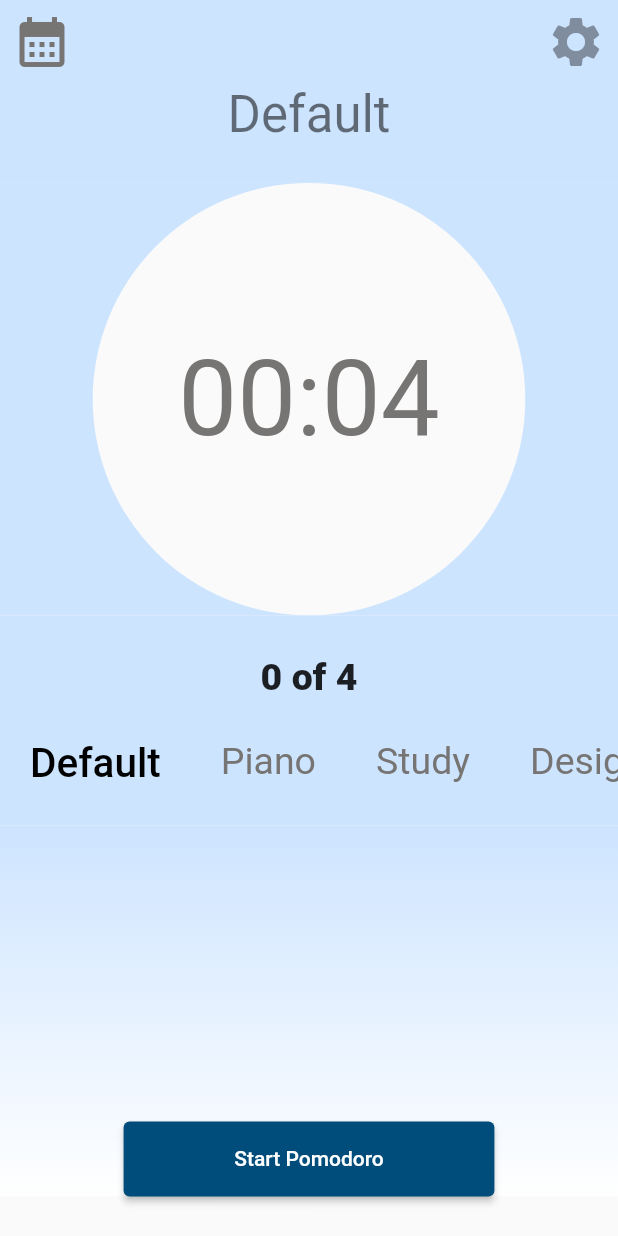
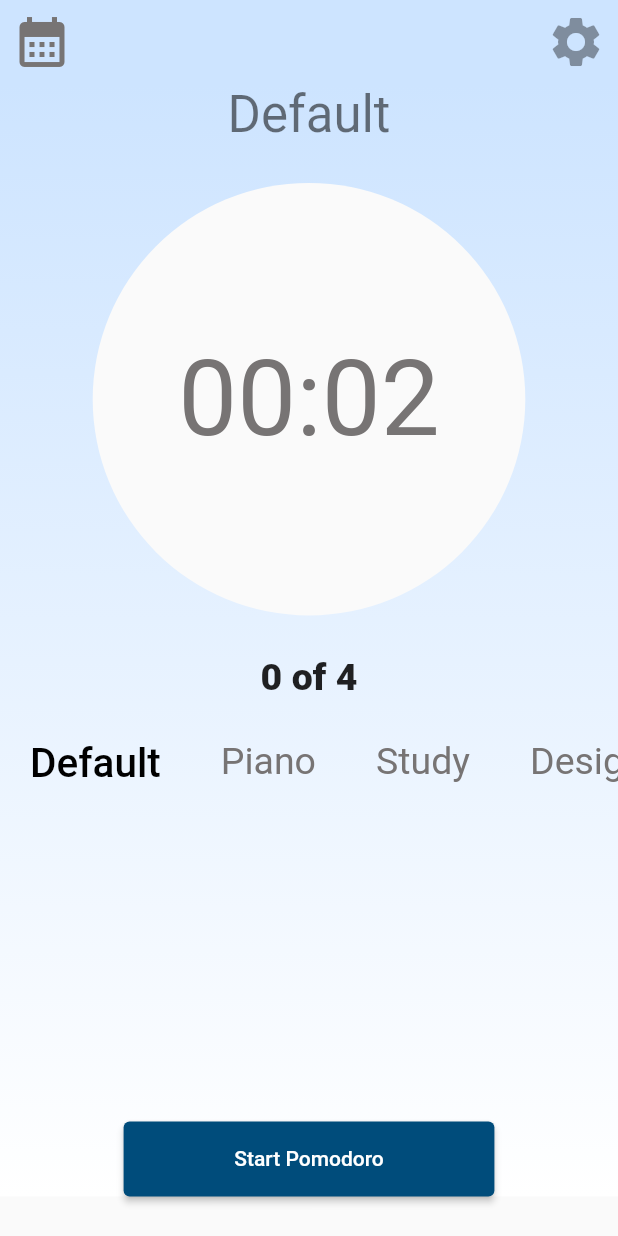
Before and after one commit to vin-murithi/zeit-prototype, a Flutter app: the screen it shows after launch, on a phone screen of 412 x 824 dp. Run offline on Flutter 3.47's test engine with Material 2 defaults, Android fonts, the light colour scheme and no system bars.

Commit message:
01-08-2022

```diff
--- a/lib/components/body.dart
+++ b/lib/components/body.dart
@@ -1,6 +1,7 @@
 import 'package:flutter/material.dart';
+import 'dart:async';
 import 'package:zeit/constants.dart';
-import 'dart:async';
+import 'package:zeit/controllers/database.dart';
 
 class Body extends StatefulWidget {
   const Body({Key? key}) : super(key: key);
@@ -10,10 +11,10 @@ class Body extends StatefulWidget {
 }
 
 class _BodyState extends State<Body> {
-  int shortBreak = 2;
-  int longbreak = 3;
-  int session = 4;
-  int time = 4;
+  int shortBreak = 1;
+  int longbreak = 2;
+  int session = 2;
+  int time = 2;
   int currentSessionCount = 0;
   DateTime currentSessionStart = DateTime.now();
   bool pomodoroInSession = false;
@@ -53,14 +54,19 @@ class _BodyState extends State<Body> {
       //sessionEnd
       DateTime taskSessionEnd = DateTime.now();
       //Format into JSON
-      var sessionData = {
-        'task': taskName,
-        'start': taskSessionStart,
-        'end': taskSessionEnd,
-        'sessionCount': currentSessionCount
+      Map sessionData = {
+        taskName: [
+          {
+            'start': taskSessionStart.toString(),
+            'end': taskSessionEnd.toString(),
+            'sessionCount': currentSessionCount
+          }
+        ]
       };
-      //Print
-      print(sessionData);
+      //Add Session to database
+      Database()
+          .writeDatabase(sessionData)
+          .then((value) => print(value.toString()));
     }
 
     //Manage pomodoro session
@@ -82,6 +88,13 @@ class _BodyState extends State<Body> {
               sessionOngoing = false;
               isOnBreak = true;
             });
+            if (currentSessionCount == 4) {
+              print('pomodoro complete');
+              setState(() {
+                currentSessionCount = 0;
+                pomodoroInSession = false;
+              });
+            }
             logSession();
           } else if (period == shortBreak) {
             print('break');
@@ -181,11 +194,6 @@ class _BodyState extends State<Body> {
         buttons = Container(
           height: deviceHeight * 0.3,
           width: deviceWidth,
-          decoration: const BoxDecoration(
-              gradient: LinearGradient(
-                  begin: Alignment.topCenter,
-                  end: Alignment.bottomCenter,
-                  colors: [kPrimaryColor, Colors.white])),
           child: Column(
             mainAxisSize: MainAxisSize.max,
             mainAxisAlignment: MainAxisAlignment.end,
@@ -208,11 +216,6 @@ class _BodyState extends State<Body> {
         buttons = Container(
           height: deviceHeight * 0.3,
           width: deviceWidth,
-          decoration: const BoxDecoration(
-              gradient: LinearGradient(
-                  begin: Alignment.topCenter,
-                  end: Alignment.bottomCenter,
-                  colors: [kPrimaryColor, Colors.white])),
           child: Column(
             mainAxisSize: MainAxisSize.max,
             mainAxisAlignment: MainAxisAlignment.end,
@@ -250,11 +253,6 @@ class _BodyState extends State<Body> {
         buttons = Container(
           height: deviceHeight * 0.3,
           width: deviceWidth,
-          decoration: const BoxDecoration(
-              gradient: LinearGradient(
-                  begin: Alignment.topCenter,
-                  end: Alignment.bottomCenter,
-                  colors: [kPrimaryColor, Colors.white])),
           child: Column(
             mainAxisSize: MainAxisSize.max,
             mainAxisAlignment: MainAxisAlignment.end,
@@ -292,11 +290,6 @@ class _BodyState extends State<Body> {
         buttons = Container(
           height: deviceHeight * 0.3,
           width: deviceWidth,
-          decoration: const BoxDecoration(
-              gradient: LinearGradient(
-                  begin: Alignment.topCenter,
-                  end: Alignment.bottomCenter,
-                  colors: [kPrimaryColor, Colors.white])),
           child: Column(
             mainAxisSize: MainAxisSize.max,
             mainAxisAlignment: MainAxisAlignment.end,
@@ -325,7 +318,6 @@ class _BodyState extends State<Body> {
         //Current Task
         Container(
           height: deviceHeight * 0.08,
-          color: kPrimaryColor,
           child: Column(
             crossAxisAlignment: CrossAxisAlignment.center,
             children: <Widget>[
@@ -346,7 +338,6 @@ class _BodyState extends State<Body> {
             alignment: Alignment.center,
             height: deviceHeight * 0.35,
             width: deviceWidth,
-            color: kPrimaryColor,
             child: CircleAvatar(
               backgroundColor: kCountDownDial,
               radius: 250,
@@ -361,7 +352,6 @@ class _BodyState extends State<Body> {
             alignment: Alignment.center,
             height: deviceHeight * 0.10,
             width: deviceWidth,
-            color: kPrimaryColor,
             child: Text(
               '$currentSessionCount of 4',
               style: const TextStyle(
@@ -374,7 +364,6 @@ class _BodyState extends State<Body> {
           Container(
             height: deviceHeight * 0.07,
             width: deviceWidth,
-            color: kPrimaryColor,
             child: AnimatedOpacity(
               duration: const Duration(milliseconds: 500),
               opacity: pomodoroInSession ? 0 : 1,
--- a/lib/screens/home/home_screen.dart
+++ b/lib/screens/home/home_screen.dart
@@ -10,7 +10,17 @@ class HomeScreen extends StatelessWidget {
   Widget build(BuildContext context) {
     return Scaffold(
       appBar: buildAppBar(context),
-      body: const SafeArea(child: SingleChildScrollView(child: Body())),
+      body: Container(
+          decoration: const BoxDecoration(
+              gradient: LinearGradient(
+            begin: Alignment.topCenter,
+            end: Alignment.bottomCenter,
+            colors: [
+              kPrimaryColor,
+              Color.fromARGB(255, 255, 255, 255),
+            ],
+          )),
+          child: const SafeArea(child: SingleChildScrollView(child: Body()))),
     );
   }
 
--- a/pubspec.yaml
+++ b/pubspec.yaml
@@ -29,6 +29,9 @@ environment:
 dependencies:
   flutter:
     sdk: flutter
+  #For getting defaul App Data folders in flutter
+  path_provider: ^2.0.11
+  # intl: ^0.17.0 for international localization and dates stuff
 
 
   # The following adds the Cupertino Icons font to your application.
```
Also changed, not shown: lib/controllers/database.dart (added, +78 -0 lines), lib/screens/history/history.dart (+11 -0 lines), lib/controllers/zeit_controller.dart (added), pubspec.lock.
